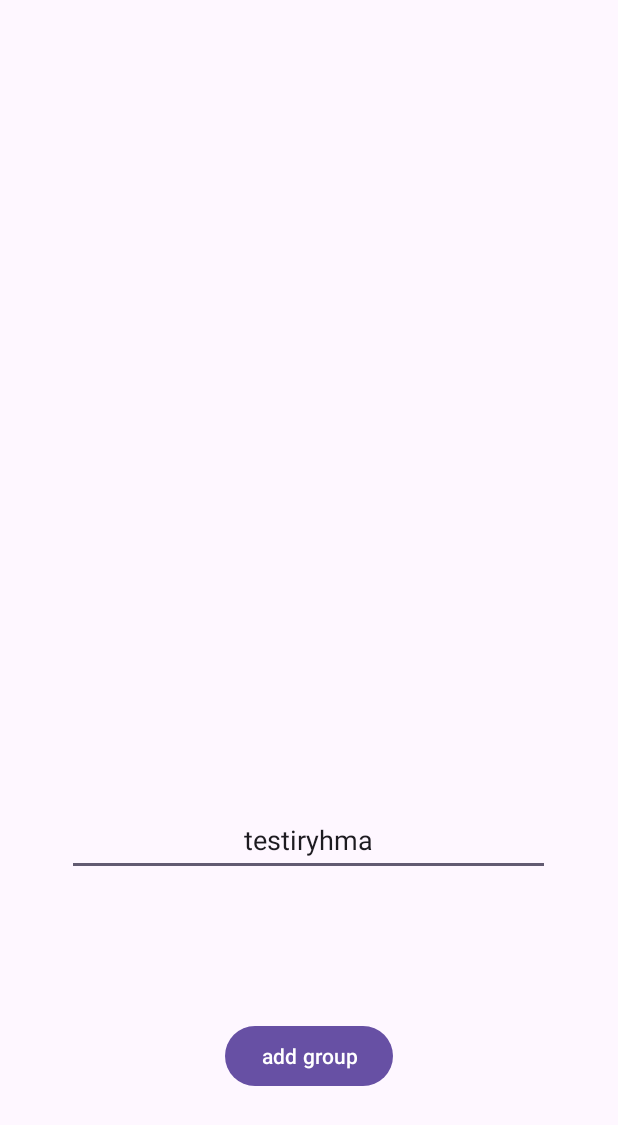
After one commit to RauliYoung/OTP-1, an Android app: the layout activity_group.xml on its own in the app's theme, with its tools: preview values and no code run, on a phone screen of 412 x 824 dp. The commit adds this screen. Shown: the top 1125 px of the screen. Run offline under Robolectric (Android 15) with nearby library versions, the phone set to English and light mode, and no system bars.

Commit message:
group activity

```diff
--- a/app/src/main/java/com/example/opt_1/control/IViewtoModel.java
+++ b/app/src/main/java/com/example/opt_1/control/IViewtoModel.java
@@ -1,10 +1,13 @@
 package com.example.opt_1.control;
 
 import com.example.opt_1.model.RegistrationCallBack;
+import com.example.opt_1.model.User;
+
 
 public interface IViewtoModel {
     void setLoginInformation(String emailInput,String password);
     void userLogin();
 
     void setRegisterInformation(String firstName, String lastName, String username, String password, String email, RegistrationCallBack callback);
+    void makeNewGroup(String groupName);
 }
--- a/app/src/main/java/com/example/opt_1/model/IDAO.java
+++ b/app/src/main/java/com/example/opt_1/model/IDAO.java
@@ -7,4 +7,5 @@ public interface IDAO {
     void loginUser(String email, String password);
     Boolean getRegisterErrorCheck();
     void updateData();
+    void createNewGroup(Group group);
 }
--- /dev/null
+++ b/app/src/main/java/com/example/opt_1/model/IGroup.java
@@ -0,0 +1,4 @@
+package com.example.opt_1.model;
+
+public interface IGroup {
+}
--- a/app/src/main/java/com/example/opt_1/model/IModel.java
+++ b/app/src/main/java/com/example/opt_1/model/IUser.java
@@ -1,6 +1,6 @@
 package com.example.opt_1.model;
 
-public interface IModel {
+public interface IUser {
     void processLogin(String username,String password);
     void getRegisterInfo(String email,String username,String password);
 }
--- a/app/src/main/java/com/example/opt_1/model/User.java
+++ b/app/src/main/java/com/example/opt_1/model/User.java
@@ -1,6 +1,6 @@
 package com.example.opt_1.model;
 
-public class User implements IModel{
+public class User implements IUser {
 
     private String firstName;
     private String lastName;
--- a/app/src/main/java/com/example/opt_1/view/LoginPage.java
+++ b/app/src/main/java/com/example/opt_1/view/LoginPage.java
@@ -54,7 +54,7 @@ public class LoginPage extends AppCompatActivity {
                         FirebaseUser user = firebaseAuth.getCurrentUser();
                         if(user!=null && firebaseAuth.getCurrentUser()!=null){
                             System.out.println("USERLOGGED IN: " + user.getEmail());
-                            Intent intent = new Intent(LoginPage.this, Main_Page.class);
+                            Intent intent = new Intent(LoginPage.this, GroupActivity.class);
                             startActivity(intent);
                             finish();
                         }else{
--- /dev/null
+++ b/app/src/main/res/layout/activity_group.xml
@@ -0,0 +1,33 @@
+<?xml version="1.0" encoding="utf-8"?>
+<androidx.constraintlayout.widget.ConstraintLayout xmlns:android="http://schemas.android.com/apk/res/android"
+    xmlns:app="http://schemas.android.com/apk/res-auto"
+    xmlns:tools="http://schemas.android.com/tools"
+    android:layout_width="match_parent"
+    android:layout_height="match_parent"
+    tools:context=".view.GroupActivity">
+
+    <Button
+        android:id="@+id/addGroupButton"
+        android:layout_width="wrap_content"
+        android:layout_height="wrap_content"
+        android:layout_marginBottom="96dp"
+        android:text="add group"
+        app:layout_constraintBottom_toBottomOf="parent"
+        app:layout_constraintEnd_toEndOf="parent"
+        app:layout_constraintStart_toStartOf="parent" />
+
+    <EditText
+        android:id="@+id/groupNameInput"
+        android:inputType="text"
+        android:layout_width="322dp"
+        android:layout_height="48dp"
+        android:text="testiryhma"
+        android:textAlignment="center"
+        app:layout_constraintBottom_toBottomOf="parent"
+        app:layout_constraintEnd_toEndOf="parent"
+        app:layout_constraintHorizontal_bias="0.498"
+        app:layout_constraintStart_toStartOf="parent"
+        app:layout_constraintTop_toTopOf="parent"
+        app:layout_constraintVertical_bias="0.691" />
+
+</androidx.constraintlayout.widget.ConstraintLayout>
--- a/app/src/main/res/layout/login_page.xml
+++ b/app/src/main/res/layout/login_page.xml
@@ -26,7 +26,8 @@
                 android:id="@+id/loginUserNameInput"
                 android:layout_width="match_parent"
                 android:layout_height="wrap_content"
-                android:hint="@string/email" />
+                android:hint="@string/email"
+                android:text="testi@testi.fi"/>
         </com.google.android.material.textfield.TextInputLayout>
 
         <com.google.android.material.textfield.TextInputLayout
@@ -41,7 +42,8 @@
                 android:id="@+id/loginPasswordInput"
                 android:layout_width="match_parent"
                 android:layout_height="wrap_content"
-                android:hint="@string/password" />
+                android:hint="@string/password"
+                android:text="testi123"/>
         </com.google.android.material.textfield.TextInputLayout>
 
         <Button
```
Also changed, not shown: app/src/main/AndroidManifest.xml (+6 -8 lines), app/src/main/java/com/example/opt_1/control/Controller.java (+10 -3 lines), app/src/main/java/com/example/opt_1/model/DAO.java (+17 -0 lines), app/src/main/java/com/example/opt_1/model/Group.java (added, +39 -0 lines), app/src/main/java/com/example/opt_1/view/GroupActivity.java (added, +56 -0 lines), 1 other file.
